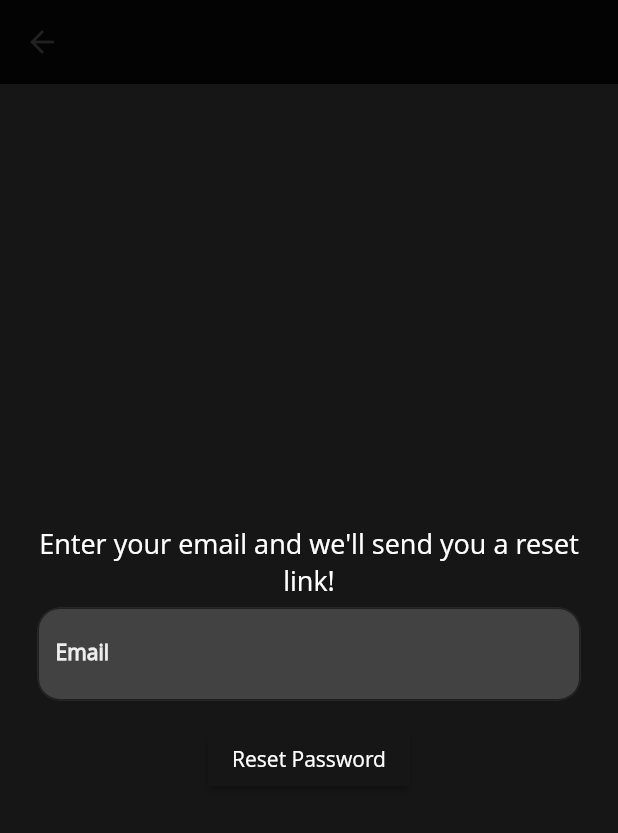
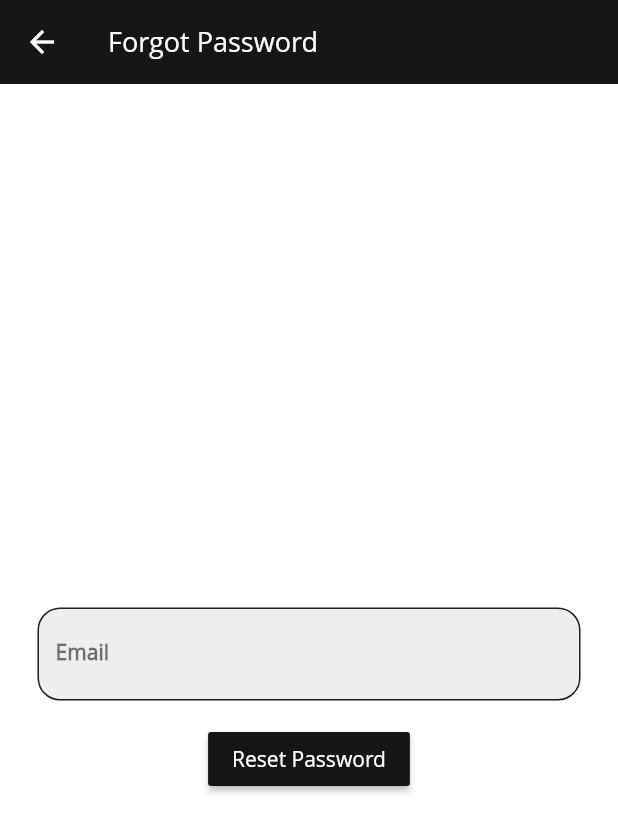
Before and after one commit to RiceGrainRain/vpost---retired, a Flutter app: the screen it shows after launch, after a tap on "Forgot Password?", on a phone screen of 412 x 824 dp. Shown: the top 833 px of the screen. Run offline on Flutter 3.47's test engine with Material 2 defaults, Android fonts, the phone set to English and light mode, and no system bars; our stand-ins replace cloud_firestore, firebase_auth, firebase_core, flutter_svg, get, google_fonts and 2 more; accounts and stored records are empty.

```diff
--- a/lib/components/auth_components/my_text_field.dart
+++ b/lib/components/auth_components/my_text_field.dart
@@ -21,30 +21,33 @@ class MyTextField extends StatelessWidget {
         vertical: 5.0,
       ),
       child: TextField(
-        style: const TextStyle(color: Colors.white),
+        cursorColor: Colors.grey.shade600,
+        style: const TextStyle(color: Colors.black),
         textAlign: TextAlign.left,
         textAlignVertical: TextAlignVertical.center,
         controller: controller,
         obscureText: obscureText,
         decoration: InputDecoration(
           enabledBorder: OutlineInputBorder(
-            borderSide: BorderSide(
-              color: Colors.grey.shade900,
+            borderSide: const BorderSide(
+              color: Colors.black87,
             ),
             borderRadius: BorderRadius.circular(15.0),
           ),
           focusedBorder: OutlineInputBorder(
-            borderSide: const BorderSide(
-              color: Colors.white,
+            borderSide: BorderSide(
+              color: Colors.blue.shade600,
+              width: 2.0,
               ),
             borderRadius: BorderRadius.circular(15.0),
+
           ),
-          fillColor: Colors.grey.shade800,
+          fillColor: Colors.grey.shade200,
           filled: true,
           labelText: labelText,
-          floatingLabelStyle: const TextStyle(color: Colors.white),
-          labelStyle:TextStyle(
-            color:  Colors.grey.shade200,
+          floatingLabelStyle: TextStyle(color: Colors.blue[600], fontWeight: FontWeight.bold),
+          labelStyle: const TextStyle(
+            color:  Colors.black54,
             fontWeight: FontWeight.bold,
             fontSize: 14.0,
             ),
--- a/lib/pages/auth_pages/forgot_password_page.dart
+++ b/lib/pages/auth_pages/forgot_password_page.dart
@@ -64,10 +64,18 @@ class _ForgotPasswordPageState extends State<ForgotPasswordPage> {
   @override
   Widget build(BuildContext context) {
     return Scaffold(
-      backgroundColor: const Color.fromARGB(255, 22, 22, 22),
+      backgroundColor: Colors.white,
       //resizeToAvoidBottomInset: false,
       appBar: AppBar(
-        backgroundColor: Colors.black87,
+        leading: BackButton(
+          color: Colors.white,
+          onPressed: () => Navigator.pop(context),
+        ),
+        title: const Text(
+          "Forgot Password",
+          style: TextStyle(fontSize: 18),
+        ),
+        backgroundColor: const Color.fromARGB(255, 22, 22, 22),
       ),
       body: Column(
         mainAxisAlignment: MainAxisAlignment.center,
--- a/lib/pages/auth_pages/login_page.dart
+++ b/lib/pages/auth_pages/login_page.dart
@@ -75,7 +75,7 @@ class _LoginPageState extends State<LoginPage> {
   Widget build(BuildContext context) {
     return Scaffold(
       //resizeToAvoidBottomInset: false,
-      backgroundColor: const Color.fromARGB(255, 22, 22, 22),
+      backgroundColor: Colors.white,
       body: SafeArea(
         child: Center(
           child: SingleChildScrollView(
@@ -84,7 +84,7 @@ class _LoginPageState extends State<LoginPage> {
                 children: [
                   //logo
                   Image.asset(
-                    'lib/images/vpost-for-darkmode.png',
+                    'lib/images/vpost-for-lightmode.png',
                     height: 200,
                     width: 200,
                   ),
@@ -144,7 +144,7 @@ class _LoginPageState extends State<LoginPage> {
                          Expanded(
                           child: Divider(
                             thickness: 0.5,
-                            color: Colors.white,
+                            color: Colors.black,
                           ),
                         ),
                         Padding(
@@ -153,13 +153,13 @@ class _LoginPageState extends State<LoginPage> {
                           ),
                           child: Text(
                             "OR",
-                            style: TextStyle(color: Colors.white),
+                            style: TextStyle(color: Colors.black),
                           ),
                         ),
                         Expanded(
                           child: Divider(
                             thickness: 0.5,
-                            color: Colors.white,
+                            color: Colors.black,
                           ),
                         ),
                       ],
@@ -190,7 +190,7 @@ class _LoginPageState extends State<LoginPage> {
                   Row(
                     mainAxisAlignment: MainAxisAlignment.center,
                     children: [
-                      const Text("Not a member?", style: TextStyle(color: Colors.white)),
+                      const Text("Not a member?", style: TextStyle(color: Colors.black, fontWeight: FontWeight.w500)),
                       const SizedBox(width: 4),
                       GestureDetector(
                         onTap: widget.onTap,
```
Also changed, not shown: lib/pages/post_page/create_post.dart (+51 -8 lines), lib/pages/post_page/temp.txt (added, +26 -0 lines).
